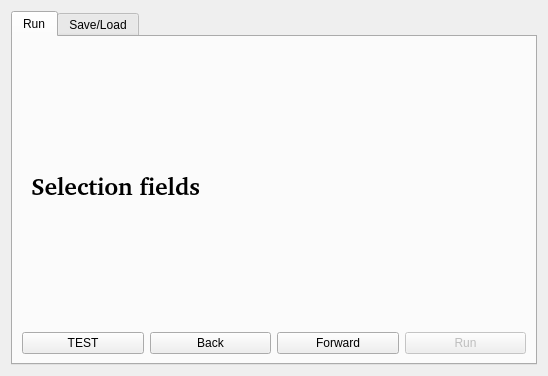
Above: arpap_spatialreport_dialog_base.ui from gis3w/ARPAP_SpatialReport before the change. Below: the same form after it.
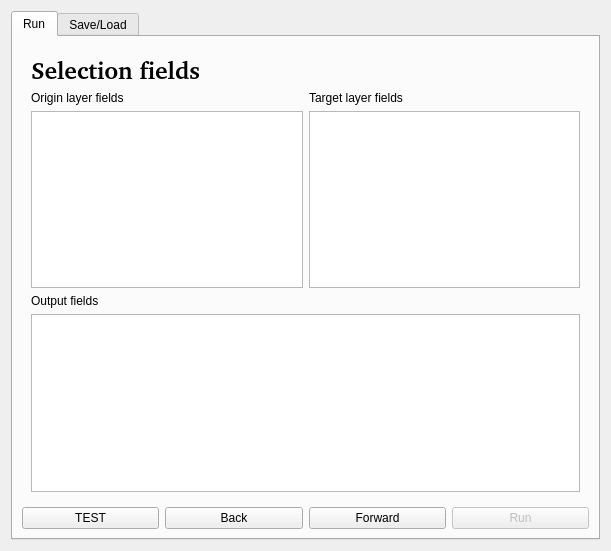
That is the form after the change. The open tabs and pages were chosen to show the change.

```diff
--- a/arpap_spatialreport_dialog_base.ui
+++ b/arpap_spatialreport_dialog_base.ui
@@ -6,8 +6,8 @@
    <rect>
     <x>0</x>
     <y>0</y>
-    <width>548</width>
-    <height>376</height>
+    <width>611</width>
+    <height>551</height>
    </rect>
   </property>
   <property name="windowTitle">
@@ -205,6 +205,63 @@
              </property>
             </widget>
            </item>
+           <item row="3" column="0">
+            <widget class="QLabel" name="labelOutputLayerFields">
+             <property name="text">
+              <string>Output fields</string>
+             </property>
+            </widget>
+           </item>
+           <item row="1" column="0">
+            <widget class="QLabel" name="labelOriginLayerFields">
+             <property name="text">
+              <string>Origin layer fields</string>
+             </property>
+            </widget>
+           </item>
+           <item row="1" column="1">
+            <widget class="QLabel" name="labelTargetLayerFields">
+             <property name="text">
+              <string>Target layer fields</string>
+             </property>
+            </widget>
+           </item>
+           <item row="2" column="0">
+            <widget class="QListWidget" name="listWidgetOriginLayerFields">
+             <property name="acceptDrops">
+              <bool>true</bool>
+             </property>
+             <property name="dragDropMode">
+              <enum>QAbstractItemView::NoDragDrop</enum>
+             </property>
+             <property name="viewMode">
+              <enum>QListView::ListMode</enum>
+             </property>
+             <property name="batchSize">
+              <number>100</number>
+             </property>
+            </widget>
+           </item>
+           <item row="4" column="0" colspan="2">
+            <widget class="QListWidget" name="listWidgetOutputLayerFields">
+             <property name="dragDropOverwriteMode">
+              <bool>true</bool>
+             </property>
+             <property name="dragDropMode">
+              <enum>QAbstractItemView::DragDrop</enum>
+             </property>
+            </widget>
+           </item>
+           <item row="2" column="1">
+            <widget class="QListWidget" name="listWidgetTargetLayerFields">
+             <property name="acceptDrops">
+              <bool>false</bool>
+             </property>
+             <property name="dragDropMode">
+              <enum>QAbstractItemView::NoDragDrop</enum>
+             </property>
+            </widget>
+           </item>
           </layout>
          </widget>
          <widget class="QWidget" name="pageSelectOutput">
```
Left out of the diff: 2 changed lines with no effect on the pictures.
